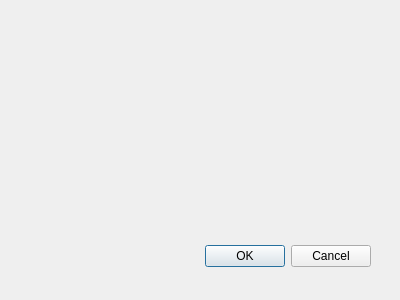
First picture: the form in CertMan/view_crl_profile_dlg.ui, repository jykim74/CertMan, before the edit.
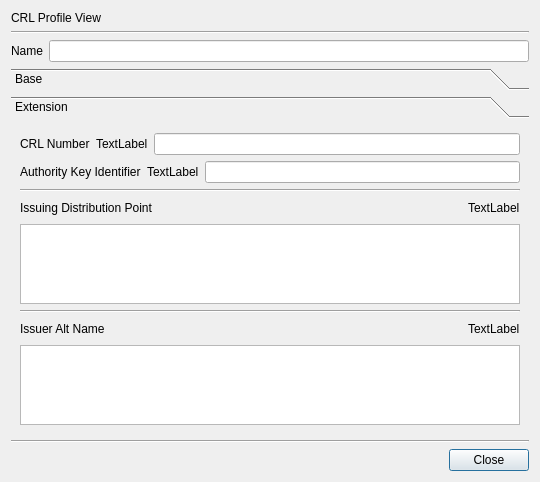
Second picture: the form after the edit.

```diff
--- a/CertMan/view_crl_profile_dlg.ui
+++ b/CertMan/view_crl_profile_dlg.ui
@@ -6,29 +6,311 @@
    <rect>
     <x>0</x>
     <y>0</y>
-    <width>400</width>
-    <height>300</height>
+    <width>540</width>
+    <height>482</height>
    </rect>
   </property>
   <property name="windowTitle">
    <string>Dialog</string>
   </property>
-  <widget class="QDialogButtonBox" name="buttonBox">
-   <property name="geometry">
-    <rect>
-     <x>30</x>
-     <y>240</y>
-     <width>341</width>
-     <height>32</height>
-    </rect>
-   </property>
-   <property name="orientation">
-    <enum>Qt::Horizontal</enum>
-   </property>
-   <property name="standardButtons">
-    <set>QDialogButtonBox::Cancel|QDialogButtonBox::Ok</set>
-   </property>
-  </widget>
+  <layout class="QVBoxLayout" name="verticalLayout">
+   <item>
+    <widget class="QLabel" name="label">
+     <property name="text">
+      <string>CRL Profile View</string>
+     </property>
+    </widget>
+   </item>
+   <item>
+    <widget class="Line" name="line_2">
+     <property name="orientation">
+      <enum>Qt::Horizontal</enum>
+     </property>
+    </widget>
+   </item>
+   <item>
+    <layout class="QGridLayout" name="gridLayout_2">
+     <item row="0" column="0">
+      <widget class="QLabel" name="label_2">
+       <property name="text">
+        <string>Name</string>
+       </property>
+      </widget>
+     </item>
+     <item row="0" column="1">
+      <widget class="QLineEdit" name="lineEdit"/>
+     </item>
+    </layout>
+   </item>
+   <item>
+    <widget class="QToolBox" name="toolBox">
+     <property name="currentIndex">
+      <number>1</number>
+     </property>
+     <widget class="QWidget" name="page">
+      <property name="geometry">
+       <rect>
+        <x>0</x>
+        <y>0</y>
+        <width>522</width>
+        <height>302</height>
+       </rect>
+      </property>
+      <attribute name="label">
+       <string>Base</string>
+      </attribute>
+      <layout class="QVBoxLayout" name="verticalLayout_2">
+       <item>
+        <widget class="QGroupBox" name="groupBox">
+         <property name="title">
+          <string>Information</string>
+         </property>
+         <layout class="QVBoxLayout" name="verticalLayout_3">
+          <item>
+           <layout class="QGridLayout" name="gridLayout_3">
+            <item row="0" column="2">
+             <widget class="QLabel" name="label_4">
+              <property name="text">
+               <string>Hash</string>
+              </property>
+             </widget>
+            </item>
+            <item row="0" column="0">
+             <widget class="QLabel" name="label_3">
+              <property name="text">
+               <string>Version</string>
+              </property>
+             </widget>
+            </item>
+            <item row="0" column="1">
+             <widget class="QLineEdit" name="lineEdit_2"/>
+            </item>
+            <item row="0" column="3">
+             <widget class="QLineEdit" name="lineEdit_3"/>
+            </item>
+           </layout>
+          </item>
+          <item>
+           <layout class="QGridLayout" name="gridLayout_4">
+            <item row="0" column="3">
+             <widget class="QLabel" name="label_7">
+              <property name="text">
+               <string>Next Update</string>
+              </property>
+             </widget>
+            </item>
+            <item row="0" column="2">
+             <widget class="QLineEdit" name="lineEdit_4"/>
+            </item>
+            <item row="0" column="1">
+             <widget class="QLabel" name="label_6">
+              <property name="text">
+               <string>This Update</string>
+              </property>
+             </widget>
+            </item>
+            <item row="0" column="0">
+             <widget class="QLabel" name="label_5">
+              <property name="text">
+               <string>CRL Period</string>
+              </property>
+             </widget>
+            </item>
+            <item row="0" column="4">
+             <widget class="QLineEdit" name="lineEdit_5"/>
+            </item>
+           </layout>
+          </item>
+         </layout>
+        </widget>
+       </item>
+       <item>
+        <widget class="QGroupBox" name="groupBox_2">
+         <property name="title">
+          <string>Extension</string>
+         </property>
+         <layout class="QVBoxLayout" name="verticalLayout_4">
+          <item>
+           <widget class="QTableWidget" name="tableWidget"/>
+          </item>
+         </layout>
+        </widget>
+       </item>
+      </layout>
+     </widget>
+     <widget class="QWidget" name="page_2">
+      <property name="geometry">
+       <rect>
+        <x>0</x>
+        <y>0</y>
+        <width>522</width>
+        <height>302</height>
+       </rect>
+      </property>
+      <attribute name="label">
+       <string>Extension</string>
+      </attribute>
+      <layout class="QVBoxLayout" name="verticalLayout_5">
+       <item>
+        <layout class="QGridLayout" name="gridLayout_5">
+         <item row="0" column="0">
+          <widget class="QLabel" name="label_8">
+           <property name="text">
+            <string>CRL Number</string>
+           </property>
+          </widget>
+         </item>
+         <item row="0" column="1">
+          <widget class="QLabel" name="label_12">
+           <property name="text">
+            <string>TextLabel</string>
+           </property>
+          </widget>
+         </item>
+         <item row="0" column="2">
+          <widget class="QLineEdit" name="lineEdit_6"/>
+         </item>
+        </layout>
+       </item>
+       <item>
+        <layout class="QGridLayout" name="gridLayout_7">
+         <item row="0" column="0">
+          <widget class="QLabel" name="label_9">
+           <property name="text">
+            <string>Authority Key Identifier</string>
+           </property>
+          </widget>
+         </item>
+         <item row="0" column="1">
+          <widget class="QLabel" name="label_13">
+           <property name="text">
+            <string>TextLabel</string>
+           </property>
+          </widget>
+         </item>
+         <item row="0" column="2">
+          <widget class="QLineEdit" name="lineEdit_7"/>
+         </item>
+        </layout>
+       </item>
+       <item>
+        <widget class="Line" name="line_4">
+         <property name="orientation">
+          <enum>Qt::Horizontal</enum>
+         </property>
+        </widget>
+       </item>
+       <item>
+        <layout class="QGridLayout" name="gridLayout_8">
+         <item row="0" column="2">
+          <widget class="QLabel" name="label_14">
+           <property name="text">
+            <string>TextLabel</string>
+           </property>
+          </widget>
+         </item>
+         <item row="0" column="1">
+          <spacer name="horizontalSpacer_2">
+           <property name="orientation">
+            <enum>Qt::Horizontal</enum>
+           </property>
+           <property name="sizeHint" stdset="0">
+            <size>
+             <width>40</width>
+             <height>20</height>
+            </size>
+           </property>
+          </spacer>
+         </item>
+         <item row="0" column="0">
+          <widget class="QLabel" name="label_10">
+           <property name="text">
+            <string>Issuing Distribution Point</string>
+           </property>
+          </widget>
+         </item>
+        </layout>
+       </item>
+       <item>
+        <widget class="QTableWidget" name="tableWidget_2"/>
+       </item>
+       <item>
+        <widget class="Line" name="line_3">
+         <property name="orientation">
+          <enum>Qt::Horizontal</enum>
+         </property>
+        </widget>
+       </item>
+       <item>
+        <layout class="QGridLayout" name="gridLayout_9">
+         <item row="0" column="2">
+          <widget class="QLabel" name="label_15">
+           <property name="text">
+            <string>TextLabel</string>
+           </property>
+          </widget>
+         </item>
+         <item row="0" column="0">
+          <widget class="QLabel" name="label_11">
+           <property name="text">
+            <string>Issuer Alt Name</string>
+           </property>
+          </widget>
+         </item>
+         <item row="0" column="1">
+          <spacer name="horizontalSpacer_3">
+           <property name="orientation">
+            <enum>Qt::Horizontal</enum>
+           </property>
+           <property name="sizeHint" stdset="0">
+            <size>
+             <width>40</width>
+             <height>20</height>
+            </size>
+           </property>
+          </spacer>
+         </item>
+        </layout>
+       </item>
+       <item>
+        <widget class="QTableWidget" name="tableWidget_3"/>
+       </item>
+      </layout>
+     </widget>
+    </widget>
+   </item>
+   <item>
+    <widget class="Line" name="line">
+     <property name="orientation">
+      <enum>Qt::Horizontal</enum>
+     </property>
+    </widget>
+   </item>
+   <item>
+    <layout class="QGridLayout" name="gridLayout">
+     <item row="0" column="1">
+      <widget class="QPushButton" name="mCloseBtn">
+       <property name="text">
+        <string>Close</string>
+       </property>
+      </widget>
+     </item>
+     <item row="0" column="0">
+      <spacer name="horizontalSpacer">
+       <property name="orientation">
+        <enum>Qt::Horizontal</enum>
+       </property>
+       <property name="sizeHint" stdset="0">
+        <size>
+         <width>40</width>
+         <height>20</height>
+        </size>
+       </property>
+      </spacer>
+     </item>
+    </layout>
+   </item>
+  </layout>
  </widget>
  <resources/>
  <connections>
```
Left out of the diff: 35 changed lines with no effect on the pictures.
